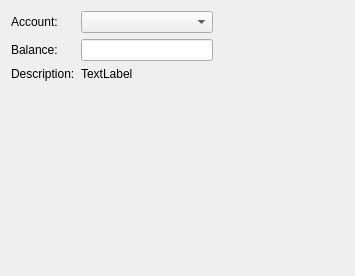
First picture: the form in src/dbscqt/dbscqt_accountbookwidget.ui, repository tjdwill/dbs, before the edit.
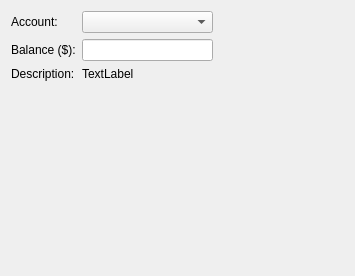
Second picture: the form after the edit.

What changed in the file:
```diff
--- a/src/dbscqt/dbscqt_accountbookwidget.ui
+++ b/src/dbscqt/dbscqt_accountbookwidget.ui
@@ -60,7 +60,7 @@
       <item row="1" column="0">
        <widget class="QLabel" name="mBalanceLabel">
         <property name="text">
-         <string>Balance:</string>
+         <string>Balance ($):</string>
         </property>
        </widget>
       </item>
```
